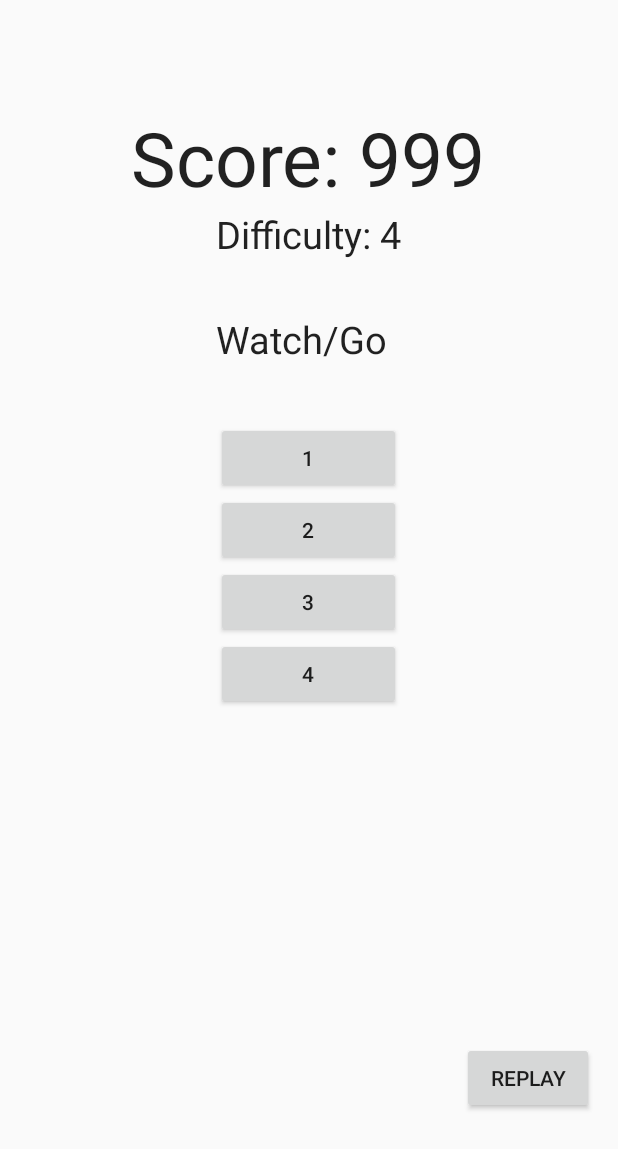
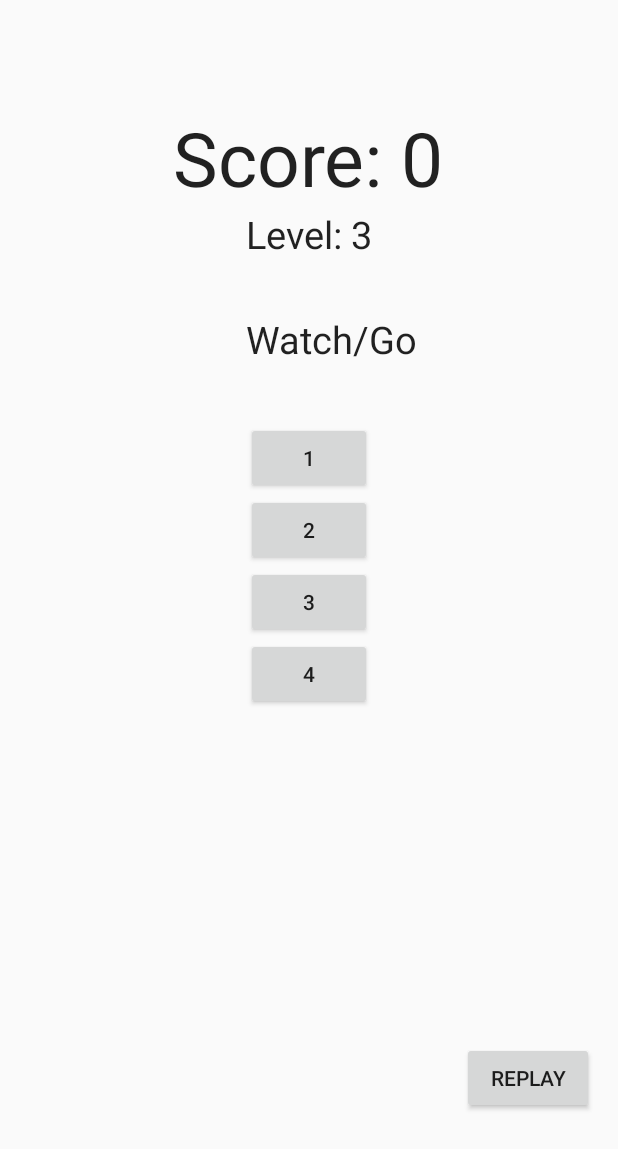
Before and after one commit to chdmark/memory-game, an Android app: the GameActivity screen opened directly, with no data from a screen before it, on a phone screen of 412 x 824 dp. Shown: the top 1149 px of the screen. Run offline under Robolectric (Android 15) with nearby library versions, the phone set to English and light mode, and no system bars.

Commit message:
Instantiate text views and buttons

```diff
--- a/app/src/main/java/com/christopherdmark/memorygame/GameActivity.java
+++ b/app/src/main/java/com/christopherdmark/memorygame/GameActivity.java
@@ -1,5 +1,9 @@
 package com.christopherdmark.memorygame;
 
+import android.content.res.AssetFileDescriptor;
+import android.content.res.AssetManager;
+import android.media.AudioManager;
+import android.media.SoundPool;
 import android.os.Bundle;
 
 import android.os.Handler;
@@ -8,8 +12,10 @@ import android.view.View;
 import android.widget.Button;
 import android.widget.TextView;
 
+import java.io.IOException;
+
 public class GameActivity extends AppCompatActivity implements View.OnClickListener {
-
+    private SoundPool soundPool;
     int sample1 = -1;
     int sample2 = -1;
     int sample3 = -1;
@@ -38,7 +44,7 @@ public class GameActivity extends AppCompatActivity implements View.OnClickListe
     int elementToPlay = 0;
     //For checking the players answer
     int playerResponses;
-    int PlayerScore;
+    int playerScore;
     boolean isResponding;
 
     @Override
@@ -46,6 +52,43 @@ public class GameActivity extends AppCompatActivity implements View.OnClickListe
         super.onCreate(savedInstanceState);
         setContentView(R.layout.activity_game);
 
+        soundPool = new SoundPool(10, AudioManager.STREAM_MUSIC, 0);
+        try{
+            AssetManager assetManager = getAssets();
+            AssetFileDescriptor descriptor;
+
+            descriptor = assetManager.openFd("sample1.ogg");
+            sample1 = soundPool.load(descriptor, 0);
+
+            descriptor = assetManager.openFd("sample2.ogg");
+            sample2 = soundPool.load(descriptor, 0);
+
+            descriptor = assetManager.openFd("sample3.ogg");
+            sample3 = soundPool.load(descriptor, 0);
+
+            descriptor = assetManager.openFd("sample4.ogg");
+            sample4 = soundPool.load(descriptor, 0);
+        }catch(IOException e){
+
+        }
+
+        //reference all the elements of our UI
+        //First the TextViews
+
+        textScore = (TextView)findViewById(R.id.textScore);
+        textScore.setText("Score: " + playerScore);
+        textDifficulty = (TextView)findViewById(R.id.textDifficulty);
+
+        textDifficulty.setText("Level: " + difficultyLevel);
+        textWatchGo = (TextView)findViewById(R.id.textWatchGo);
+
+
+        //Now the buttons
+        button1 = (Button)findViewById(R.id.button);
+        button2 = (Button)findViewById(R.id.button2);
+        button3 = (Button)findViewById(R.id.button3);
+        button4 = (Button)findViewById(R.id.button4);
+        buttonReplay = (Button)findViewById(R.id.buttonReplay);
     }
 
     @Override
```
